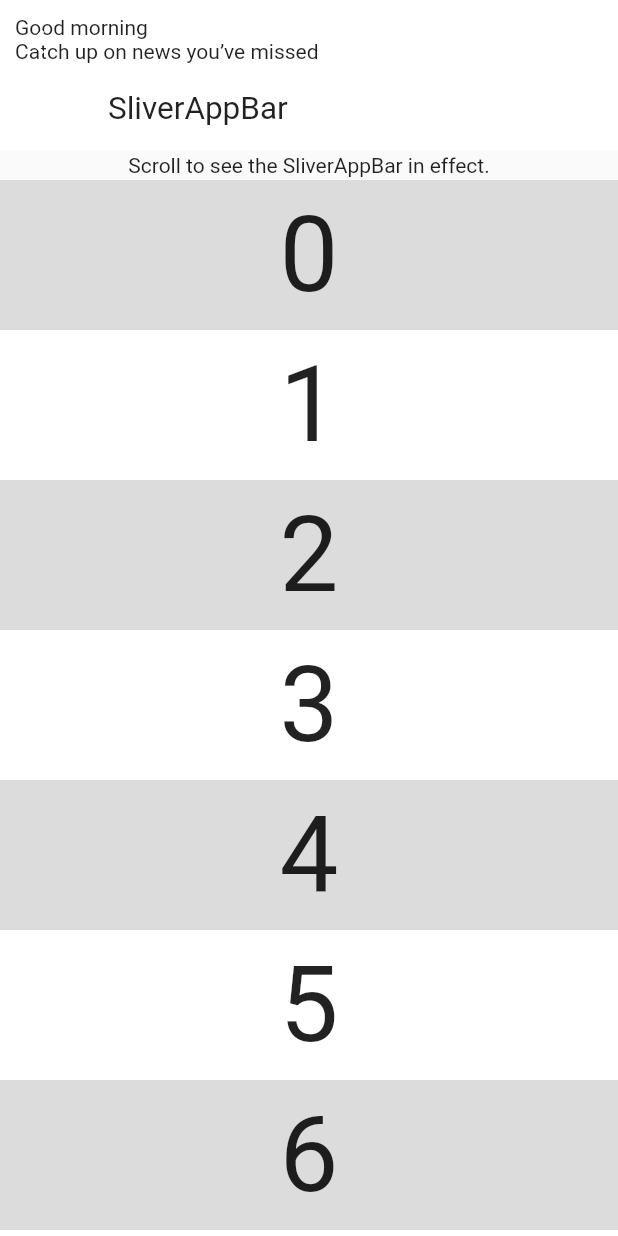
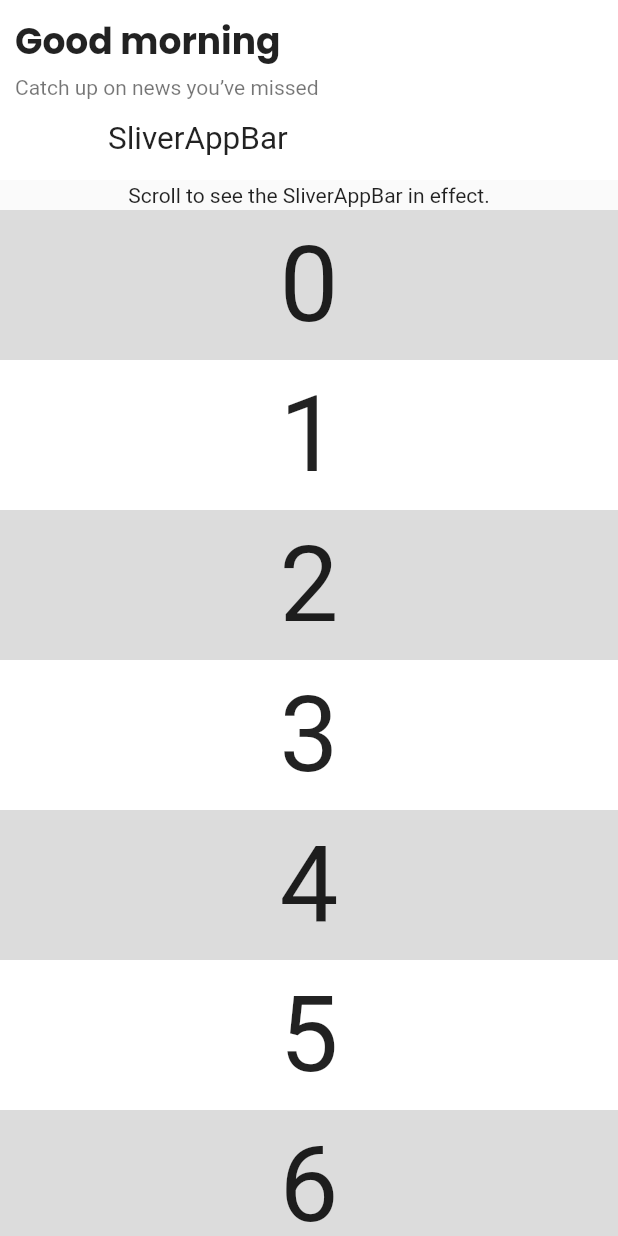
Before and after one commit to fa-fifi/lumi-lite, a Flutter app: the HomeScreen screen opened directly, on a phone screen of 412 x 824 dp. Run offline on Flutter 3.47's test engine with Material 2 defaults, Android fonts, the phone set to English and light mode, and no system bars.

Commit message:
add poppins family font

```diff
--- a/lib/main.dart
+++ b/lib/main.dart
@@ -1,5 +1,5 @@
 import 'package:flutter/material.dart';
-import 'package:lumilite/screens/landing.dart';
+import 'package:lumilite/screens/home.dart';
 import 'package:lumilite/utils/theme.dart';
 
 void main() {
@@ -13,5 +13,5 @@ class MyApp extends StatelessWidget {
   Widget build(BuildContext context) => MaterialApp(
       title: 'Lumi Lite',
       theme: AppTheme.lightMode(context),
-      home: const LandingScreen());
+      home: const HomeScreen());
 }
--- a/lib/screens/home.dart
+++ b/lib/screens/home.dart
@@ -24,12 +24,6 @@ class _HomeScreenState extends State<HomeScreen>
     super.dispose();
   }
 
-  // void _nextPage(int delta) {
-  //   final int newIndex = _tabController.index + delta;
-  //   if (newIndex < 0 || newIndex >= _tabController.length) return;
-  //   _tabController.animateTo(newIndex);
-  // }
-
   @override
   Widget build(BuildContext context) => Scaffold(
         body: SafeArea(
@@ -39,7 +33,7 @@ class _HomeScreenState extends State<HomeScreen>
                 pinned: true,
                 snap: true,
                 floating: true,
-                expandedHeight: 100,
+                expandedHeight: 120,
                 backgroundColor: Colors.white,
                 flexibleSpace: FlexibleSpaceBar(
                   title: Text(
--- a/lib/widgets/greeting.dart
+++ b/lib/widgets/greeting.dart
@@ -11,12 +11,13 @@ class Greeting extends StatefulWidget {
 
 class _GreetingState extends State<Greeting> {
   late int hour = DateTime.now().hour;
+  late final Timer timer = Timer.periodic(const Duration(seconds: 1),
+      (timer) => setState(() => hour = DateTime.now().hour));
 
   @override
-  void initState() {
-    Timer.periodic(const Duration(seconds: 1),
-        (timer) => setState(() => hour = DateTime.now().hour));
-    super.initState();
+  void dispose() {
+    timer.cancel();
+    super.dispose();
   }
 
   @override
@@ -25,20 +26,30 @@ class _GreetingState extends State<Greeting> {
         child: Column(
           crossAxisAlignment: CrossAxisAlignment.start,
           children: [
-            Text(hour < 12 && hour >= 6
+            Text(
+              hour < 12 && hour >= 6
                   ? 'Good morning'
                   : hour < 14 && hour >= 12
                       ? 'Good afternoon'
                       : hour < 18 && hour >= 14
                           ? 'Good evening'
-                        : 'Good night'),
-            Text(hour < 12 && hour >= 6
+                          : 'Good night',
+              style: const TextStyle(
+                  fontFamily: 'Poppins',
+                  fontSize: 24,
+                  fontWeight: FontWeight.bold),
+            ),
+            const SizedBox(height: 4),
+            Text(
+              hour < 12 && hour >= 6
                   ? 'Catch up on news you’ve missed'
                   : hour < 14 && hour >= 12
                       ? ''
                       : hour < 18 && hour >= 14
                           ? 'Here’s what you’ve missed'
-                        : ' Have a good rest!'),
+                          : ' Have a good rest!',
+              style: const TextStyle(color: Colors.black54),
+            ),
           ],
         ),
       );
```
Also changed, not shown: pubspec.yaml (+26 -2 lines), assets/fonts/Poppins-Black.ttf (added), assets/fonts/Poppins-Bold.ttf (added), assets/fonts/Poppins-ExtraBold.ttf (added), assets/fonts/Poppins-ExtraLight.ttf (added), assets/fonts/Poppins-Light.ttf (added), assets/fonts/Poppins-Medium.ttf (added), assets/fonts/Poppins-Regular.ttf (added), assets/fonts/Poppins-SemiBold.ttf (added), assets/fonts/Poppins-Thin.ttf (added). Lines whose indentation alone changed are shown as unchanged.
